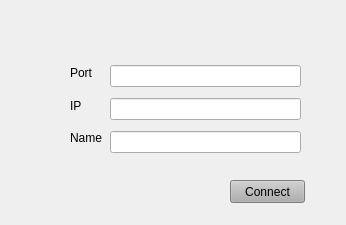
The window that QTClient/Ui/loginwindow.ui (icarazob/TCPVideoChatQT) describes before a commit, drawn with Qt 5.
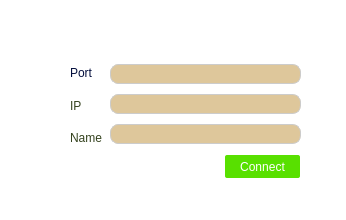
The same window after the commit.

```diff
--- a/QTClient/Ui/loginwindow.ui
+++ b/QTClient/Ui/loginwindow.ui
@@ -7,32 +7,37 @@
     <x>0</x>
     <y>0</y>
     <width>346</width>
-    <height>225</height>
+    <height>220</height>
    </rect>
   </property>
   <property name="minimumSize">
    <size>
     <width>346</width>
-    <height>225</height>
+    <height>184</height>
    </size>
   </property>
   <property name="windowTitle">
    <string>Login</string>
   </property>
   <property name="styleSheet">
-   <string notr="true"/>
+   <string notr="true">background-color: #fff;
+color: #34421E;</string>
   </property>
   <widget class="QPushButton" name="okButton">
    <property name="geometry">
     <rect>
-     <x>230</x>
-     <y>180</y>
+     <x>225</x>
+     <y>155</y>
      <width>75</width>
      <height>23</height>
     </rect>
    </property>
    <property name="styleSheet">
-    <string notr="true">background-color: rgb(175, 175, 175);</string>
+    <string notr="true">background-color: #58E000;
+border-radius: 2px;
+color: #fff;
+font-size: 12px;
+</string>
    </property>
    <property name="text">
     <string>Connect</string>
@@ -51,7 +56,9 @@
     <item>
      <widget class="QLabel" name="label_2">
       <property name="styleSheet">
-       <string notr="true"/>
+       <string notr="true">color: #040F3D;
+font-size: 12px;
+</string>
       </property>
       <property name="text">
        <string>Port</string>
@@ -61,7 +68,7 @@
     <item>
      <widget class="QLabel" name="label">
       <property name="styleSheet">
-       <string notr="true"/>
+       <string notr="true">font-size: 12px;</string>
       </property>
       <property name="text">
        <string>IP</string>
@@ -71,7 +78,7 @@
     <item>
      <widget class="QLabel" name="label_3">
       <property name="styleSheet">
-       <string notr="true"/>
+       <string notr="true">font-size: 12px;</string>
       </property>
       <property name="text">
        <string>Name</string>
@@ -86,28 +93,70 @@
      <x>110</x>
      <y>60</y>
      <width>191</width>
-     <height>100</height>
+     <height>91</height>
     </rect>
    </property>
    <layout class="QVBoxLayout" name="verticalLayout_2">
     <item>
      <widget class="QLineEdit" name="portLineEdit">
+      <property name="minimumSize">
+       <size>
+        <width>0</width>
+        <height>20</height>
+       </size>
+      </property>
       <property name="styleSheet">
-       <string notr="true"/>
+       <string notr="true">QLineEdit{
+border-radius: 8px;
+border: 1px solid #ccc;
+background-color: #DEC79B;
+}
+
+QLineEdit:focus{
+border: 1px solid #39c;
+}</string>
       </property>
      </widget>
     </item>
     <item>
      <widget class="QLineEdit" name="ipLineEdit">
+      <property name="minimumSize">
+       <size>
+        <width>0</width>
+        <height>20</height>
+       </size>
+      </property>
       <property name="styleSheet">
-       <string notr="true"/>
+       <string notr="true">QLineEdit{
+border-radius: 8px;
+border: 1px solid #ccc;
+background-color: #DEC79B;
+}
+
+QLineEdit:focus{
+border: 1px solid #39c;
+}</string>
       </property>
      </widget>
     </item>
     <item>
      <widget class="QLineEdit" name="nameLineEdit">
+      <property name="minimumSize">
+       <size>
+        <width>0</width>
+        <height>20</height>
+       </size>
+      </property>
       <property name="styleSheet">
-       <string notr="true"/>
+       <string notr="true">QLineEdit{
+border-radius: 8px;
+border: 1px solid #ccc;
+background-color: #DEC79B;
+}
+
+QLineEdit:focus{
+border: 1px solid #39c;
+}</string>
       </property>
      </widget>
     </item>
```
Left out of the diff: 6 changed lines with no effect on the pictures.
